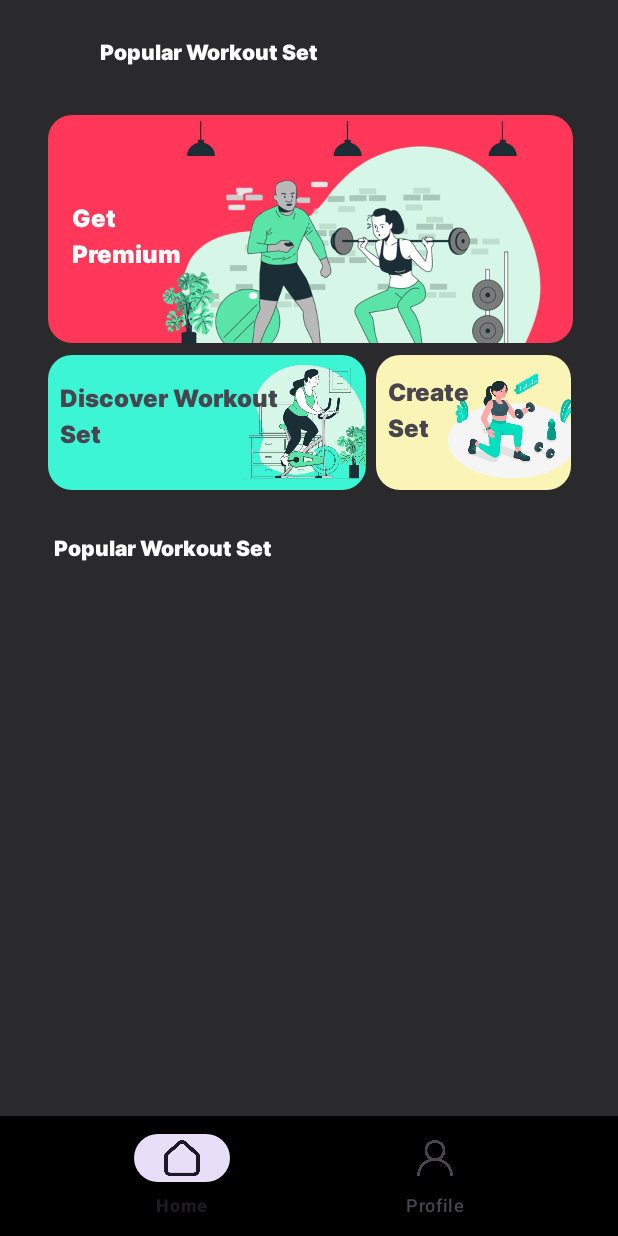
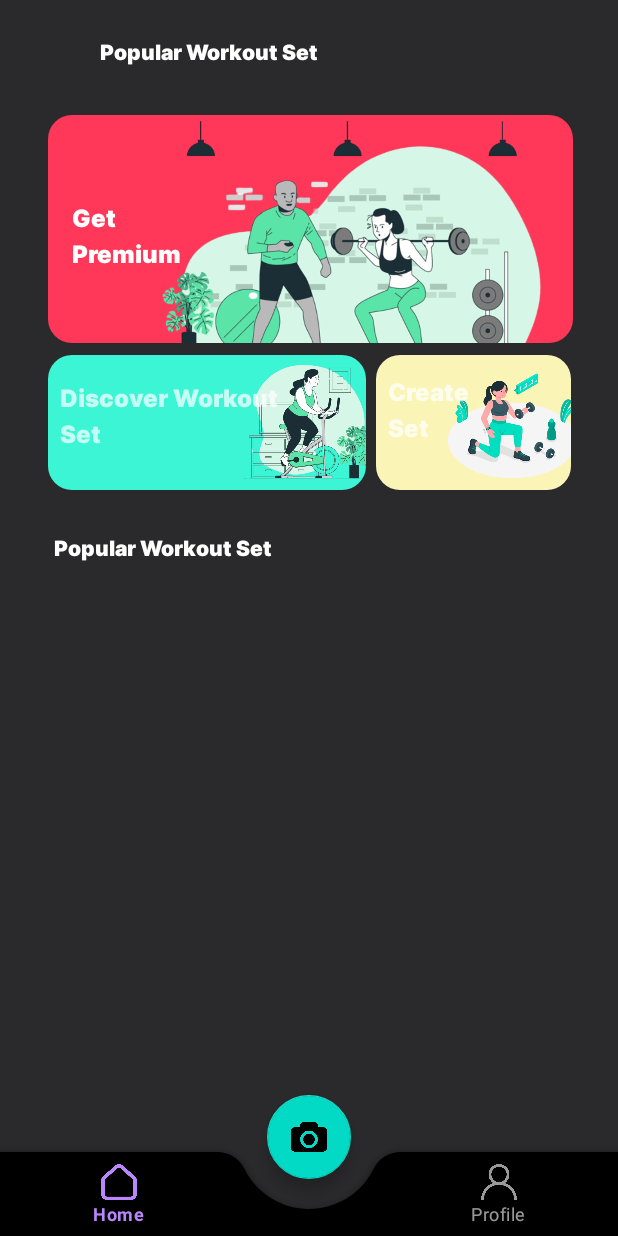
Before and after one commit to FitNest-AI/Mobile-Development-App, an Android app: the screen it shows after launch (MainActivity), on a phone screen of 412 x 824 dp. Run offline under Robolectric (Android 15) with nearby library versions, the phone set to English and light mode, and no system bars; our stand-ins replace navigation-ui.

Commit message:
Initial Commit

```diff
--- a/app/build.gradle.kts
+++ b/app/build.gradle.kts
@@ -66,7 +66,7 @@ dependencies {
     implementation("androidx.core:core-ktx:1.9.0")
     implementation("de.hdodenhof:circleimageview:3.1.0")
     implementation("androidx.appcompat:appcompat:1.6.1")
-    implementation("com.google.android.material:material:1.10.0")
+    implementation("com.google.android.material:material:1.12.0-alpha01")
     implementation("androidx.constraintlayout:constraintlayout:2.1.4")
     testImplementation("junit:junit:4.13.2")
     androidTestImplementation("androidx.test.ext:junit:1.1.5")
--- a/app/src/main/java/com/example/fitnestapp/ui/MainActivity.kt
+++ b/app/src/main/java/com/example/fitnestapp/ui/MainActivity.kt
@@ -1,19 +1,11 @@
 package com.example.fitnestapp.ui
 
-import android.content.Intent
 import androidx.appcompat.app.AppCompatActivity
 import android.os.Bundle
-import android.widget.Button
-import androidx.constraintlayout.widget.ConstraintLayout
 import androidx.navigation.findNavController
-import androidx.navigation.ui.AppBarConfiguration
-import androidx.navigation.ui.setupActionBarWithNavController
 import androidx.navigation.ui.setupWithNavController
-import androidx.recyclerview.widget.RecyclerView
 import com.example.fitnestapp.R
 import com.example.fitnestapp.databinding.ActivityMainBinding
-import com.example.fitnestapp.ui.createset.CreateSetActivity
-import com.example.fitnestapp.ui.workoutlist.WorkoutListActivity
 import com.google.android.material.bottomnavigation.BottomNavigationView
 
 class MainActivity : AppCompatActivity() {
@@ -27,6 +19,8 @@ class MainActivity : AppCompatActivity() {
         val navView: BottomNavigationView = binding.navView
         val navController = findNavController(R.id.nav_host_fragment_activity_main)
         navView.setupWithNavController(navController)
+        binding.navView.background = null
+
     }
 
 
--- a/app/src/main/res/layout/activity_main.xml
+++ b/app/src/main/res/layout/activity_main.xml
@@ -1,21 +1,9 @@
 <?xml version="1.0" encoding="utf-8"?>
-<androidx.constraintlayout.widget.ConstraintLayout xmlns:android="http://schemas.android.com/apk/res/android"
+<androidx.coordinatorlayout.widget.CoordinatorLayout xmlns:android="http://schemas.android.com/apk/res/android"
     xmlns:app="http://schemas.android.com/apk/res-auto"
     android:id="@+id/container"
     android:layout_width="match_parent"
     android:layout_height="match_parent">
-
-    <com.google.android.material.bottomnavigation.BottomNavigationView
-        android:id="@+id/nav_view"
-        android:layout_width="match_parent"
-        android:layout_height="wrap_content"
-        android:layout_marginStart="0dp"
-        android:layout_marginEnd="0dp"
-        android:background="@color/black"
-        app:layout_constraintBottom_toBottomOf="parent"
-        app:layout_constraintLeft_toLeftOf="parent"
-        app:layout_constraintRight_toRightOf="parent"
-        app:menu="@menu/bottom_nav_menu" />
 
     <fragment
         android:id="@+id/nav_host_fragment_activity_main"
@@ -23,12 +11,31 @@
         android:layout_width="match_parent"
         android:layout_height="match_parent"
         app:defaultNavHost="true"
-        app:layout_constraintBottom_toTopOf="@id/nav_view"
-        app:layout_constraintHorizontal_bias="0.0"
-        app:layout_constraintLeft_toLeftOf="parent"
-        app:layout_constraintRight_toRightOf="parent"
-        app:layout_constraintTop_toTopOf="parent"
-        app:layout_constraintVertical_bias="0.0"
         app:navGraph="@navigation/mobile_navigation" />
 
-</androidx.constraintlayout.widget.ConstraintLayout>
+    <com.google.android.material.bottomappbar.BottomAppBar
+        android:id="@+id/bottomAppBar"
+        android:layout_width="match_parent"
+        android:layout_height="wrap_content"
+        android:layout_gravity="bottom"
+        android:backgroundTint="@color/black"
+        app:fabCradleMargin="20dp"
+        app:fabCradleVerticalOffset="10dp"
+        app:fabCradleRoundedCornerRadius="20dp">
+
+        <com.google.android.material.bottomnavigation.BottomNavigationView
+            android:id="@+id/nav_view"
+            android:layout_width="match_parent"
+            android:layout_height="wrap_content"
+            android:layout_marginEnd="16dp"
+            android:background="@android:color/transparent"
+            app:menu="@menu/bottom_nav_menu" />
+    </com.google.android.material.bottomappbar.BottomAppBar>
+
+    <com.google.android.material.floatingactionbutton.FloatingActionButton
+        android:layout_width="wrap_content"
+        android:layout_height="wrap_content"
+        android:id="@+id/fab_camera"
+        android:src="@drawable/camera"
+        app:layout_anchor="@id/bottomAppBar"/>
+</androidx.coordinatorlayout.widget.CoordinatorLayout>
--- a/app/src/main/res/menu/bottom_nav_menu.xml
+++ b/app/src/main/res/menu/bottom_nav_menu.xml
@@ -7,6 +7,9 @@
         android:title="@string/home" />
 
     <item
+        android:id="@+id/placeHolder"
+        android:title=""/>
+    <item
         android:id="@+id/navigation_profile"
         android:icon="@drawable/profile"
         android:iconTint="@color/menu_color"
--- a/app/src/main/res/values-night/themes.xml
+++ b/app/src/main/res/values-night/themes.xml
@@ -1,6 +1,6 @@
 <resources xmlns:tools="http://schemas.android.com/tools">
     <!-- Base application theme. -->
-    <style name="Base.Theme.FitNestApp" parent="Theme.Material3.DayNight.NoActionBar">
+    <style name="Base.Theme.FitNestApp" parent="Theme.MaterialComponents.NoActionBar">
         <!-- Customize your dark theme here. -->
         <!-- <item name="colorPrimary">@color/my_dark_primary</item> -->
     </style>
--- a/app/src/main/res/values/themes.xml
+++ b/app/src/main/res/values/themes.xml
@@ -1,6 +1,6 @@
 <resources xmlns:tools="http://schemas.android.com/tools">
     <!-- Base application theme. -->
-    <style name="Base.Theme.FitNestApp" parent="Theme.Material3.DayNight.NoActionBar">
+    <style name="Base.Theme.FitNestApp" parent="Theme.MaterialComponents.NoActionBar">
         <!-- Customize your light theme here. -->
         <!-- <item name="colorPrimary">@color/my_light_primary</item> -->
     </style>
```
Also changed, not shown: app/src/main/java/com/example/fitnestapp/ui/profile/ProfileActivity.kt (deleted, +0 -14 lines), app/src/main/res/layout/activity_profile.xml (deleted, +0 -54 lines), app/src/main/res/drawable/camera.png (added).
